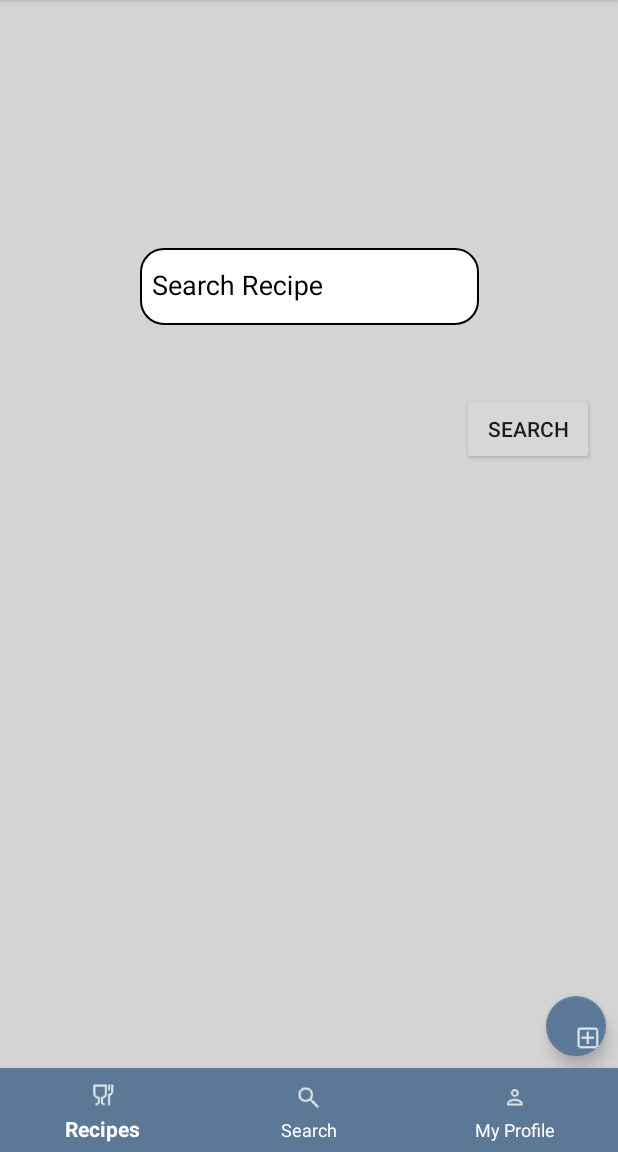
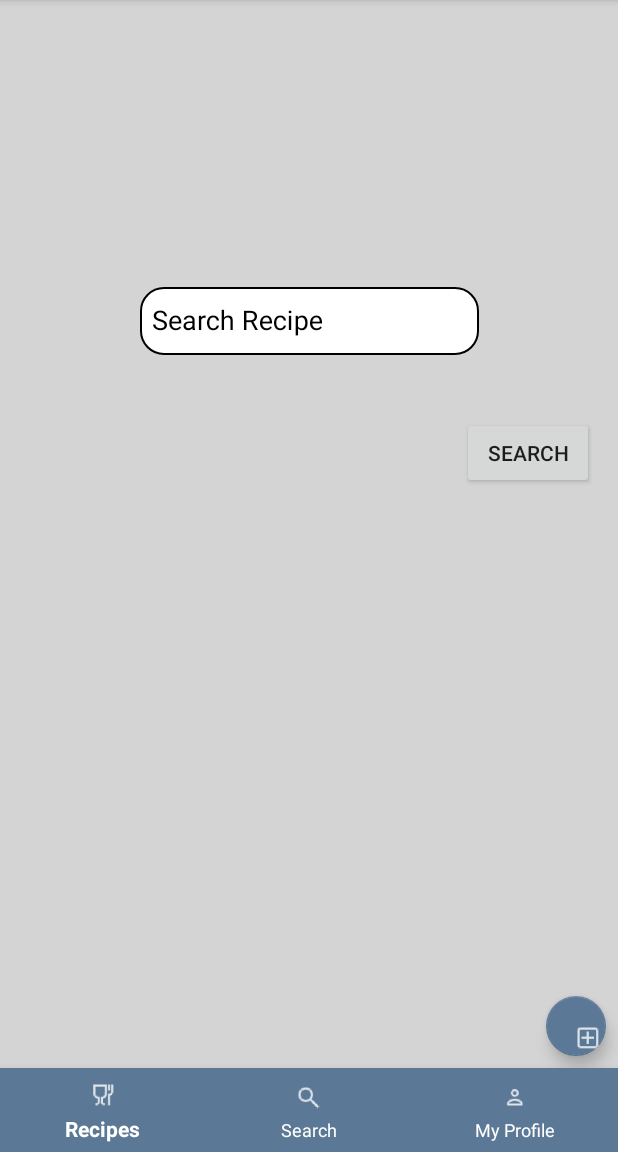
Before and after one commit to panosmir/CookingRecipesMVP, an Android app: the fragment SearchFragment placed in its activity, on a phone screen of 412 x 824 dp, the part 84-1236 px from its top. Run offline under Robolectric (Android 15) with nearby library versions, the phone set to English and light mode, and no system bars; our stand-ins replace ButterKnife, Dagger/Hilt's generated code, RxJava; libraries missing offline, so code that uses them is left out: com.jakewharton.rxbinding2; network calls fail.

Commit message:
Fix search edit text to show "Search Recipe" hint when you press into the edittext

```diff
--- a/app/src/main/res/layout/fragment_search.xml
+++ b/app/src/main/res/layout/fragment_search.xml
@@ -12,8 +12,11 @@
         android:layout_height="75dp"
         android:layout_marginEnd="8dp"
         android:layout_marginStart="8dp"
-        android:layout_marginTop="28dp"
+        android:layout_marginTop="60dp"
         android:textColorHint="#000"
+        app:hintTextAppearance="@style/TextLabelSize"
+        android:hint="Search Recipe"
+        android:gravity="center"
         app:layout_constraintEnd_toEndOf="parent"
         app:layout_constraintStart_toStartOf="parent"
         app:layout_constraintTop_toTopOf="parent">
@@ -23,9 +26,8 @@
             style="@style/DetailTextColor"
             android:background="@drawable/edittext_border"
             android:layout_width="226dp"
-            android:layout_height="51dp"
-            android:paddingStart="8dp"
-            android:hint="Search Recipe"/>
+            android:layout_height="45dp"
+            android:paddingStart="8dp"/>
 
     </android.support.design.widget.TextInputLayout>
 
```
